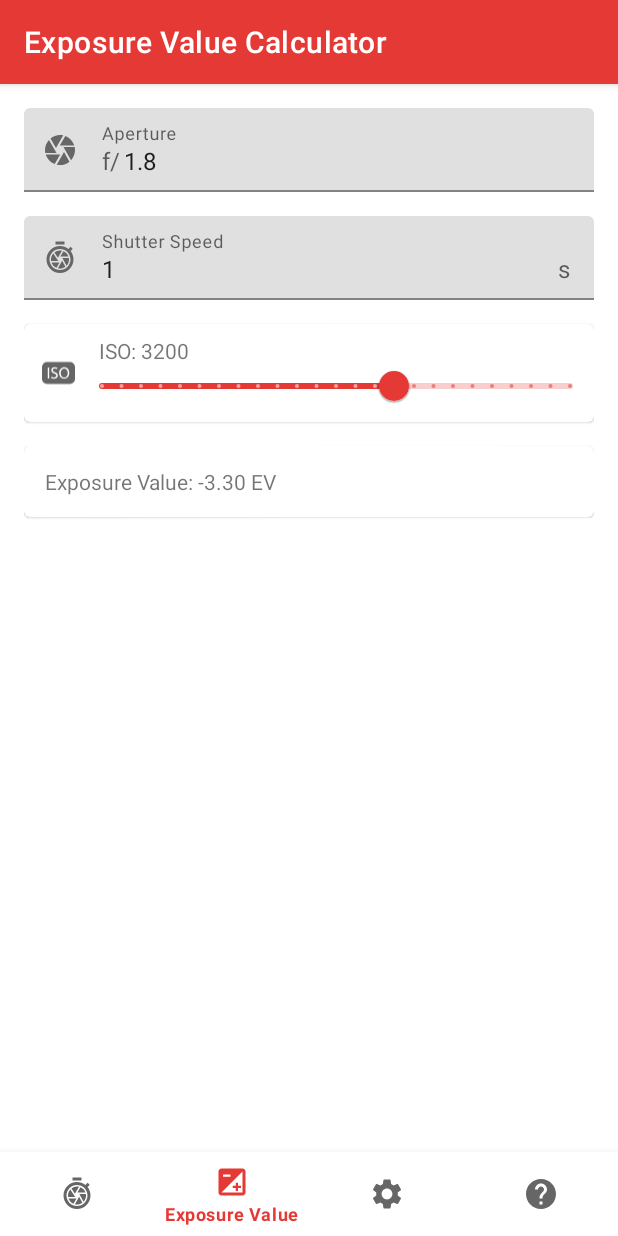
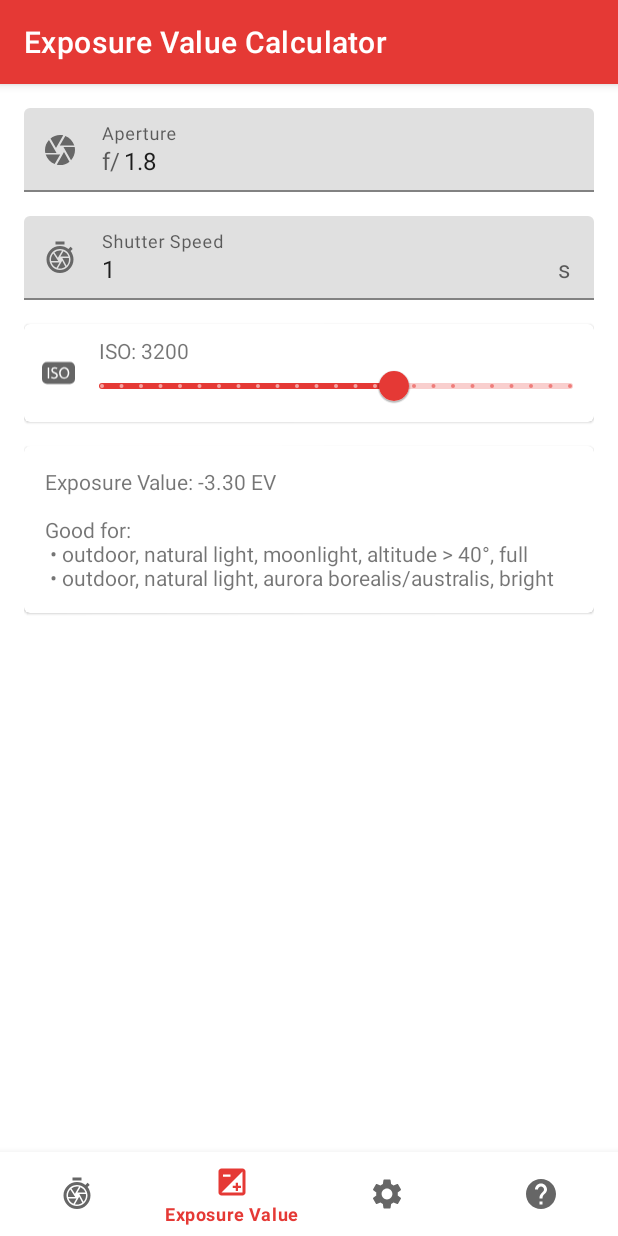
Before and after one commit to SirPryderi/astrophotography-calculator, an Android app: the screen it shows after launch (MainActivity), item 2 of the bottom bar chosen, on a phone screen of 412 x 824 dp. Run offline under Robolectric (Android 15) with nearby library versions, the phone set to English and light mode, and no system bars; our stand-ins replace navigation-ui.

Commit message:
Add exposure value scenes

```diff
--- /dev/null
+++ b/app/src/main/java/io/github/sirpryderi/astrophotographycalculator/model/EVScene.kt
@@ -0,0 +1,7 @@
+package io.github.sirpryderi.astrophotographycalculator.model
+
+data class EVScene(val name: String, val groups: List<String>, val minEv: Int, val maxEv: Int) {
+    override fun toString(): String {
+        return "${groups.joinToString(", ")}, $name [$minEv,$maxEv]"
+    }
+}
--- /dev/null
+++ b/app/src/main/java/io/github/sirpryderi/astrophotographycalculator/model/EvScenesXmlParser.kt
@@ -0,0 +1,46 @@
+package io.github.sirpryderi.astrophotographycalculator.model
+
+import android.content.res.XmlResourceParser
+import org.xmlpull.v1.XmlPullParser
+
+private val ns: String? = null
+private val entries = mutableListOf<EVScene>()
+private val groups = mutableListOf<String>()
+
+
+fun loadScenesFromXml(xml: XmlResourceParser): List<EVScene> {
+    entries.clear()
+
+    xml.next()
+    xml.next()
+    xml.require(XmlPullParser.START_TAG, ns, "scenes")
+
+    while (xml.name != "scenes" || xml.eventType != XmlPullParser.END_TAG) {
+        xml.nextTag()
+
+        if (xml.name == "group" && xml.eventType == XmlPullParser.START_TAG) {
+            groups.add(xml.getAttributeValue(ns, "name"))
+        }
+
+        if (xml.name == "group" && xml.eventType == XmlPullParser.END_TAG) {
+            groups.removeLast()
+        }
+
+        if (xml.name == "scene" && xml.eventType == XmlPullParser.START_TAG) {
+            var evMin = xml.getAttributeIntValue(ns, "ev", 0)
+            var evMax = evMin
+
+            val sequence = xml.getAttributeValue(ns, "ev").split(",")
+            if (sequence.size == 2) {
+                evMin = sequence[0].toInt()
+                evMax = sequence[1].toInt()
+            }
+
+            xml.next()
+            val name = xml.text
+            entries.add(EVScene(name, groups.toMutableList(), evMin, evMax))
+        }
+    }
+
+    return entries
+}
--- a/app/src/main/java/io/github/sirpryderi/astrophotographycalculator/view/fragment/EVCalculatorFragment.kt
+++ b/app/src/main/java/io/github/sirpryderi/astrophotographycalculator/view/fragment/EVCalculatorFragment.kt
@@ -7,6 +7,8 @@ import android.view.ViewGroup
 import io.github.sirpryderi.astrophotographycalculator.R
 import io.github.sirpryderi.astrophotographycalculator.model.Iso
 import io.github.sirpryderi.astrophotographycalculator.model.exposureValue
+import io.github.sirpryderi.astrophotographycalculator.model.loadScenesFromXml
+import kotlin.math.roundToInt
 
 
 class EVCalculatorFragment : AbstractCalculator() {
@@ -35,7 +37,19 @@ class EVCalculatorFragment : AbstractCalculator() {
 
         val ev = exposureValue(aperture, speed, iso)
 
+        val scenes = loadScenesFromXml(resources.getXml(R.xml.ev_scenes))
+
+        val roundedEv = ev.roundToInt()
+        val texts = mutableListOf<String>()
+        texts.add(getString(R.string.exposure_value_f, ev))
+        texts.add("\n${getString(R.string.good_for)}:")
+
+        val compatibleScenes = scenes.filter { scene -> scene.minEv <= roundedEv && scene.maxEv >= roundedEv }
+        for (scene in compatibleScenes) {
+            texts.add(" • ${scene.groups.joinToString(", ")}, ${scene.name}")
+        }
+
         isoText?.text = getString(R.string.iso, Iso(iso).value)
-        exposureValue?.text = getString(R.string.exposure_value_f, ev)
+        exposureValue?.text = texts.joinToString("\n")
     }
 }
--- a/app/src/main/res/values/strings.xml
+++ b/app/src/main/res/values/strings.xml
@@ -15,6 +15,7 @@
     <string name="title_ev_calculator">Exposure Value Calculator</string>
     <string name="title_help">Help</string>
     <string name="title_settings">Settings</string>
+    <string name="good_for">Good for</string>
 
     <!-- TODO: Remove or change this placeholder text -->
     <string name="hello_blank_fragment">Coming soon!</string>
--- /dev/null
+++ b/app/src/main/res/xml/ev_scenes.xml
@@ -0,0 +1,79 @@
+<?xml version="1.0" encoding="utf-8"?>
+<scenes>
+    <group name="daylight">
+        <scene ev="16">light sand or snow in full or slightly hazy sunlight (distinct shadows)</scene>
+        <scene ev="15">typical scene in full or slightly hazy sunlight (distinct shadows)</scene>
+        <scene ev="14">typical scene in hazy sunlight (soft shadows)</scene>
+        <scene ev="13">typical scene, cloudy bright (no shadows)</scene>
+        <scene ev="12">typical scene, heavy overcast</scene>
+        <scene ev="12">areas in open shade, clear sunlight</scene>
+    </group>
+    <group name="outdoor">
+        <group name="astrophotography">
+            <group name="the Moon, altitude > 40°">
+                <scene ev="15">full</scene>
+                <scene ev="14">gibbous</scene>
+                <scene ev="13">quarter</scene>
+                <scene ev="12">crescent</scene>
+                <scene ev="0,3">blood</scene>
+            </group>
+            <scene ev="-11,-9">Milky Way galactic center</scene>
+            <scene ev="-4">meteors</scene>
+        </group>
+        <group name="natural light">
+            <group name="rainbows">
+                <scene ev="15">clear sky background</scene>
+                <scene ev="14">cloudy sky background</scene>
+            </group>
+            <group name="sunsets and skylines">
+                <scene ev="12,14">just before sunset</scene>
+                <scene ev="12">at sunset</scene>
+                <scene ev="9,11">just after sunset</scene>
+            </group>
+            <group name="moonlight, altitude > 40°">
+                <scene ev="-3,-2">full</scene>
+                <scene ev="-4">gibbous</scene>
+                <scene ev="-5">crescent</scene>
+                <scene ev="-6">quarter</scene>
+            </group>
+            <group name="aurora borealis/australis">
+                <scene ev="-4,-3">bright</scene>
+                <scene ev="-6,-5">medium</scene>
+            </group>
+            <scene ev="11">subject in deep shade</scene>
+            <scene ev="9">landscapes</scene>
+            <scene ev="5">subject lit by bonfire or campfire</scene>
+            <scene ev="2">lighting</scene>
+            <scene ev="-6">subject under starlight only</scene>
+        </group>
+        <group name="artificial light">
+            <scene ev="9,10">neon and other bright signs</scene>
+            <scene ev="9">night sports</scene>
+            <scene ev="9">fires and burning buildings</scene>
+            <scene ev="7,8">night street scenes and window displays</scene>
+            <scene ev="5">night vehicle traffic</scene>
+            <scene ev="7">fairs and amusement parks</scene>
+            <scene ev="4,5">christmas tree lights</scene>
+            <scene ev="3,5">floodlit buildings, monuments, and fountains</scene>
+            <scene ev="3,5">distant views of lighted buildings</scene>
+            <scene ev="3">fireworks</scene>
+        </group>
+    </group>
+    <group name="indoor">
+        <scene ev="8,11">galleries</scene>
+        <scene ev="8,9">sports events, stage shows, and the like</scene>
+        <scene ev="8">interiors with bright florescent light</scene>
+        <scene ev="8">circuses, floodlit</scene>
+        <scene ev="9">ice shows, floodlit</scene>
+        <scene ev="7,8">offices and work areas</scene>
+        <scene ev="5,7">home interiors</scene>
+        <scene ev="4,5">christmas tree lights</scene>
+        <scene ev="4">candle light close-ups</scene>
+        <scene ev="-1,0">subject lit my dim ambient light</scene>
+    </group>
+    <group name="rare">
+        <scene ev="-99,-12">complete darkness</scene>
+        <scene ev="17,21">bright artificial lighting</scene>
+        <scene ev="22,99">exceptionally bright</scene>
+    </group>
+</scenes>
```
